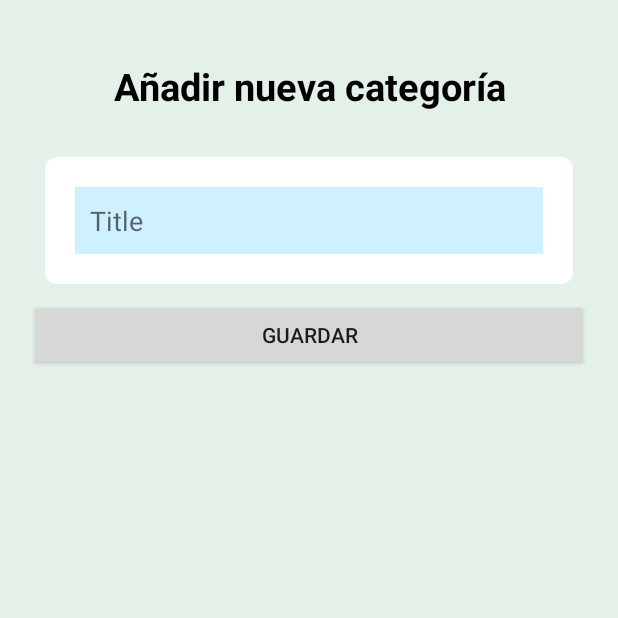
After one commit to johamja/Task-App, an Android app: the Addcategory screen opened directly, with no data from a screen before it, on a phone screen of 412 x 824 dp, the top half of it. The commit adds this screen. Run offline under Robolectric (Android 15) with nearby library versions, the phone set to English and light mode, and no system bars.

Commit message:
I added the news layouts and some functionalitys for categoryList and addCategory

```diff
--- a/app/build.gradle
+++ b/app/build.gradle
@@ -1,5 +1,6 @@
 plugins {
     id 'com.android.application'
+
 }
 
 android {
@@ -37,10 +38,12 @@ dependencies {
     implementation 'com.google.android.material:material:1.7.0'
     implementation 'androidx.annotation:annotation:1.5.0'
     implementation 'androidx.constraintlayout:constraintlayout:2.1.4'
+    implementation 'androidx.recyclerview:recyclerview:1.2.1'
     implementation 'androidx.lifecycle:lifecycle-livedata-ktx:2.5.1'
     implementation 'androidx.lifecycle:lifecycle-viewmodel-ktx:2.5.1'
     implementation 'androidx.legacy:legacy-support-v4:1.0.0'
     testImplementation 'junit:junit:4.13.2'
     androidTestImplementation 'androidx.test.ext:junit:1.1.3'
     androidTestImplementation 'androidx.test.espresso:espresso-core:3.4.0'
+    implementation 'com.google.android.material:material:1.7.0'
 }
--- a/app/src/main/AndroidManifest.xml
+++ b/app/src/main/AndroidManifest.xml
@@ -13,14 +13,14 @@
         android:theme="@style/Theme.TaskApp"
         tools:targetApi="31">
         <activity
-            android:name=".Category"
+            android:name=".activities.CategoryList"
             android:exported="false">
             <meta-data
                 android:name="android.app.lib_name"
                 android:value="" />
         </activity>
         <activity
-            android:name=".Categorias"
+            android:name=".activities.Addcategory"
             android:exported="false">
             <meta-data
                 android:name="android.app.lib_name"
@@ -53,7 +53,7 @@
             </intent-filter>
         </activity>
         <activity
-            android:name=".MainActivity"
+            android:name=".activities.MainActivity"
             android:exported="true" />
         <activity
             android:name=".activities.LogIn"
--- /dev/null
+++ b/app/src/main/java/com/example/task_app/activities/Addcategory.java
@@ -0,0 +1,26 @@
+package com.example.task_app.activities;
+
+import androidx.appcompat.app.AppCompatActivity;
+
+import android.os.Bundle;
+import android.view.View;
+import android.widget.EditText;
+
+import com.example.task_app.R;
+
+public class Addcategory extends AppCompatActivity {
+
+    @Override
+    protected void onCreate(Bundle savedInstanceState) {
+        super.onCreate(savedInstanceState);
+        setContentView(R.layout.activity_addcategory);
+
+    findViewById(R.id.button6).setOnClickListener(new View.OnClickListener() {
+        @Override
+        public void onClick(View view) {
+            finish();
+        }
+    });
+
+    }
+}
--- a/app/src/main/java/com/example/task_app/activities/Pantalla_carga.java
+++ b/app/src/main/java/com/example/task_app/activities/Pantalla_carga.java
@@ -6,7 +6,6 @@ import android.content.Intent;
 import android.os.Bundle;
 import android.os.Handler;
 
-import com.example.task_app.MainActivity;
 import com.example.task_app.R;
 
 public class Pantalla_carga extends AppCompatActivity {
--- /dev/null
+++ b/app/src/main/res/drawable/ic_baseline_add.xml
@@ -0,0 +1,5 @@
+<vector android:height="32dp" android:tint="#FFFFFF"
+    android:viewportHeight="24" android:viewportWidth="24"
+    android:width="32dp" xmlns:android="http://schemas.android.com/apk/res/android">
+    <path android:fillColor="@android:color/white" android:pathData="M19,13h-6v6h-2v-6H5v-2h6V5h2v6h6v2z"/>
+</vector>
--- /dev/null
+++ b/app/src/main/res/drawable/rounded_corner.xml
@@ -0,0 +1,7 @@
+<?xml version="1.0" encoding="utf-8"?>
+<shape xmlns:android="http://schemas.android.com/apk/res/android"
+    android:shape="rectangle">
+    <solid android:color="@color/white"/>
+    <corners android:radius="8dp"></corners>
+
+</shape>
--- /dev/null
+++ b/app/src/main/res/layout/activity_addcategory.xml
@@ -0,0 +1,53 @@
+<?xml version="1.0" encoding="utf-8"?>
+
+<LinearLayout xmlns:android="http://schemas.android.com/apk/res/android"
+    xmlns:app="http://schemas.android.com/apk/res-auto"
+    xmlns:tools="http://schemas.android.com/tools"
+    android:layout_width="match_parent"
+    android:layout_height="match_parent"
+    android:orientation="vertical"
+    android:background="@color/Color3"
+    android:padding="20dp"
+    tools:context=".activities.Addcategory">
+
+
+    <TextView
+        android:layout_width="match_parent"
+        android:layout_height="wrap_content"
+        android:id="@+id/titletextview"
+        android:text="Añadir nueva categoría"
+        android:textColor="@color/black"
+        android:textSize="25dp"
+        android:textStyle="bold"
+        android:gravity="center"
+        android:layout_margin="20dp"/>
+
+
+    <LinearLayout
+            android:layout_width="match_parent"
+            android:layout_height="wrap_content"
+            android:orientation="vertical"
+            android:padding="10dp"
+            android:layout_margin="10dp"
+            android:background="@drawable/rounded_corner">
+
+        <EditText
+            android:layout_width="match_parent"
+            android:layout_height="wrap_content"
+            android:id="@+id/titleinput"
+            android:hint="Title"
+            android:background="#3000B0FF"
+            android:padding="10dp"
+            android:layout_margin="10dp"
+            />
+
+    </LinearLayout>
+
+    <Button
+        android:id="@+id/button6"
+        android:layout_width="match_parent"
+        android:layout_height="wrap_content"
+        android:text="Guardar" />
+
+
+</LinearLayout>
--- a/build.gradle
+++ b/build.gradle
@@ -2,6 +2,7 @@
 plugins {
     id 'com.android.application' version '7.3.1' apply false
     id 'com.android.library' version '7.3.1' apply false
+
 }
 
 task clean(type: Delete) {
--- a/settings.gradle
+++ b/settings.gradle
@@ -3,6 +3,8 @@ pluginManagement {
         gradlePluginPortal()
         google()
         mavenCentral()
+
+
     }
 }
 dependencyResolutionManagement {
@@ -10,6 +12,7 @@ dependencyResolutionManagement {
     repositories {
         google()
         mavenCentral()
+
     }
 }
 rootProject.name = "Task-App"
```
Also changed, not shown: app/src/main/java/com/example/task_app/Category.java (deleted, +0 -14 lines), app/src/main/java/com/example/task_app/activities/CategoryList.java (added, +29 -0 lines), app/src/main/java/com/example/task_app/activities/HomeApp.java (+17 -0 lines), app/src/main/java/com/example/task_app/activities/MainActivity.java (renamed from app/src/main/java/com/example/task_app/MainActivity.java, +11 -2 lines), app/src/main/res/layout/activity_category.xml (deleted, +0 -16 lines), app/src/main/res/layout/activity_category_list.xml (added, +41 -0 lines).
